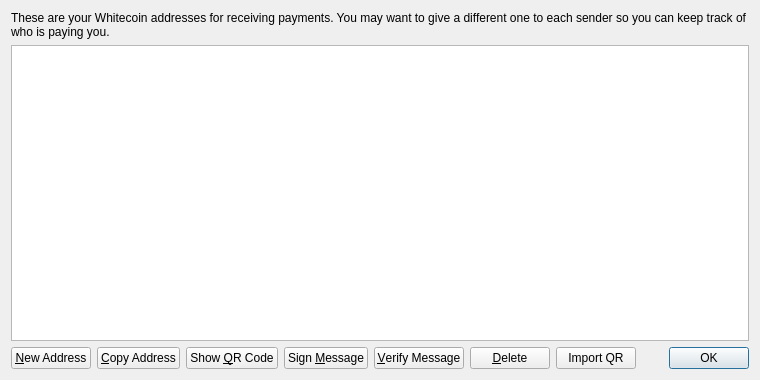
This is src/qt/forms/addressbookpage.ui in WhitecoinCore/whitecoin as Qt 5 draws it before an edit. The edited form follows.
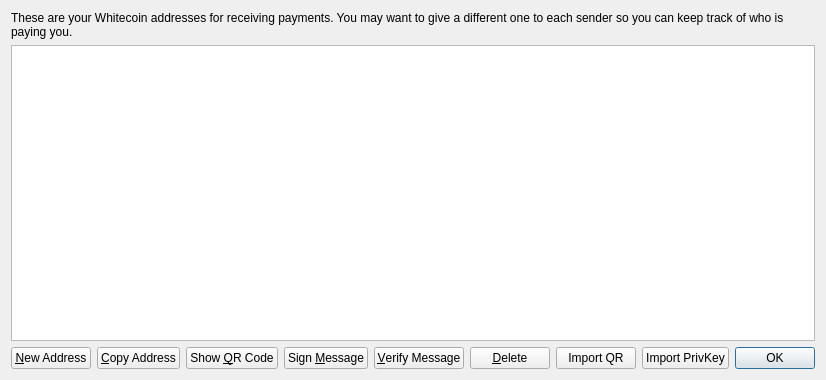
This is the edited form.

Commit message: Import Private Key in AddressBook

The edit to the form file:
```diff
--- a/src/qt/forms/addressbookpage.ui
+++ b/src/qt/forms/addressbookpage.ui
@@ -118,6 +118,13 @@
        </property>
       </widget>
      </item>
+     <item>
+      <widget class="QPushButton" name="ImpPrivKeyButton">
+       <property name="text">
+        <string>Import PrivKey</string>
+       </property>
+      </widget>
+     </item>
      <item>
       <spacer name="horizontalSpacer">
        <property name="orientation">
```
The commit also changes 7 other files.
